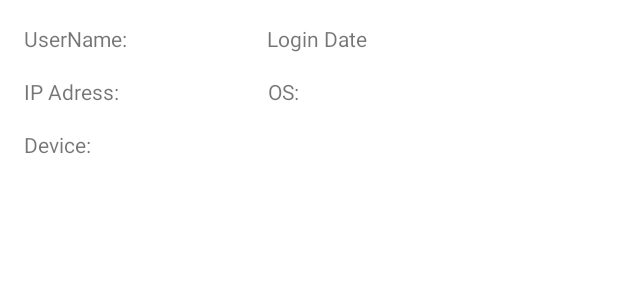
After one commit to kbb233/gpassword, an Android app: the layout login_info_item.xml on its own in the app's theme, with its tools: preview values and no code run, on a phone screen of 412 x 824 dp. The commit adds this screen. Shown: the top 300 px of the screen. Run offline under Robolectric (Android 15) with nearby library versions, the phone set to English and light mode, and no system bars.

Commit message:
login info feature

```diff
--- a/app/src/main/AndroidManifest.xml
+++ b/app/src/main/AndroidManifest.xml
@@ -22,6 +22,7 @@
         <activity android:name=".UserProfile"/>
         <activity android:name=".SecuritySetUp"/>
         <activity android:name=".Login_Password"/>
+        <activity android:name=".LoginInfo"/>
         <activity android:name=".Password_Recovery"/>
         <activity android:name=".Password_Recovery_Process"/>
         <activity android:name=".GraphicalPasswordActivity_Recovery"/>
--- /dev/null
+++ b/app/src/main/res/layout/login_info_item.xml
@@ -0,0 +1,102 @@
+<?xml version="1.0" encoding="utf-8"?>
+<androidx.constraintlayout.widget.ConstraintLayout xmlns:android="http://schemas.android.com/apk/res/android"
+    xmlns:app="http://schemas.android.com/apk/res-auto"
+    xmlns:tools="http://schemas.android.com/tools"
+    android:layout_width="match_parent"
+    android:layout_height='120dp'>
+
+    <TextView
+        android:id="@+id/textView33"
+        android:layout_width="wrap_content"
+        android:layout_height="wrap_content"
+        android:layout_marginStart="16dp"
+        android:layout_marginTop="16dp"
+        android:text="UserName: "
+        app:layout_constraintStart_toStartOf="parent"
+        app:layout_constraintTop_toTopOf="parent" />
+
+    <TextView
+        android:id="@+id/username_item"
+        android:layout_width="wrap_content"
+        android:layout_height="wrap_content"
+        android:layout_marginStart="10dp"
+        android:layout_marginTop="16dp"
+        app:layout_constraintStart_toEndOf="@+id/textView33"
+        app:layout_constraintTop_toTopOf="parent" />
+
+    <TextView
+        android:id="@+id/textView36"
+        android:layout_width="wrap_content"
+        android:layout_height="wrap_content"
+        android:layout_marginStart="90dp"
+        android:layout_marginTop="16dp"
+        android:text="Login Date"
+        app:layout_constraintStart_toEndOf="@+id/textView33"
+        app:layout_constraintTop_toTopOf="parent" />
+
+    <TextView
+        android:id="@+id/textView37"
+        android:layout_width="wrap_content"
+        android:layout_height="wrap_content"
+        android:layout_marginStart="16dp"
+        android:layout_marginTop="16dp"
+        android:text="IP Adress: "
+        app:layout_constraintStart_toStartOf="parent"
+        app:layout_constraintTop_toBottomOf="@+id/textView33" />
+
+    <TextView
+        android:id="@+id/ip_address_item"
+        android:layout_width="wrap_content"
+        android:layout_height="wrap_content"
+        android:layout_marginStart="10dp"
+        android:layout_marginTop="16dp"
+        app:layout_constraintStart_toEndOf="@+id/textView37"
+        app:layout_constraintTop_toBottomOf="@+id/textView33" />
+
+    <TextView
+        android:id="@+id/textView39"
+        android:layout_width="wrap_content"
+        android:layout_height="wrap_content"
+        android:layout_marginStart="16dp"
+        android:layout_marginTop="16dp"
+        android:text="Device: "
+        app:layout_constraintStart_toStartOf="parent"
+        app:layout_constraintTop_toBottomOf="@+id/textView37" />
+
+    <TextView
+        android:id="@+id/textView40"
+        android:layout_width="wrap_content"
+        android:layout_height="wrap_content"
+        android:layout_marginStart="96dp"
+        android:layout_marginTop="16dp"
+        android:text="OS: "
+        app:layout_constraintStart_toEndOf="@+id/textView37"
+        app:layout_constraintTop_toBottomOf="@+id/textView36" />
+
+    <TextView
+        android:id="@+id/date_item"
+        android:layout_width="wrap_content"
+        android:layout_height="wrap_content"
+        android:layout_marginStart="10dp"
+        android:layout_marginTop="16dp"
+        app:layout_constraintStart_toEndOf="@+id/textView36"
+        app:layout_constraintTop_toTopOf="parent" />
+
+    <TextView
+        android:id="@+id/device_item"
+        android:layout_width="wrap_content"
+        android:layout_height="wrap_content"
+        android:layout_marginStart="20dp"
+        android:layout_marginTop="16dp"
+        app:layout_constraintStart_toEndOf="@+id/textView39"
+        app:layout_constraintTop_toBottomOf="@+id/textView37" />
+
+    <TextView
+        android:id="@+id/os_item"
+        android:layout_width="wrap_content"
+        android:layout_height="wrap_content"
+        android:layout_marginStart="20dp"
+        android:layout_marginTop="16dp"
+        app:layout_constraintStart_toEndOf="@+id/textView40"
+        app:layout_constraintTop_toBottomOf="@+id/textView36" />
+</androidx.constraintlayout.widget.ConstraintLayout>
```
Also changed, not shown: app/src/main/java/com/example/graphicalpassword/LogInfo.java (added, +69 -0 lines), app/src/main/java/com/example/graphicalpassword/LoginInfo.java (added, +38 -0 lines), app/src/main/java/com/example/graphicalpassword/LoginInfoAdapter.java (added, +63 -0 lines), app/src/main/java/com/example/graphicalpassword/UserDataBaseHelper.java (+82 -0 lines), app/src/main/java/com/example/graphicalpassword/UserProfile.java (+62 -0 lines), app/src/main/res/layout/login_info.xml (added, +18 -0 lines), app/src/main/res/layout/user_profile.xml (+12 -0 lines), 1 other file.
